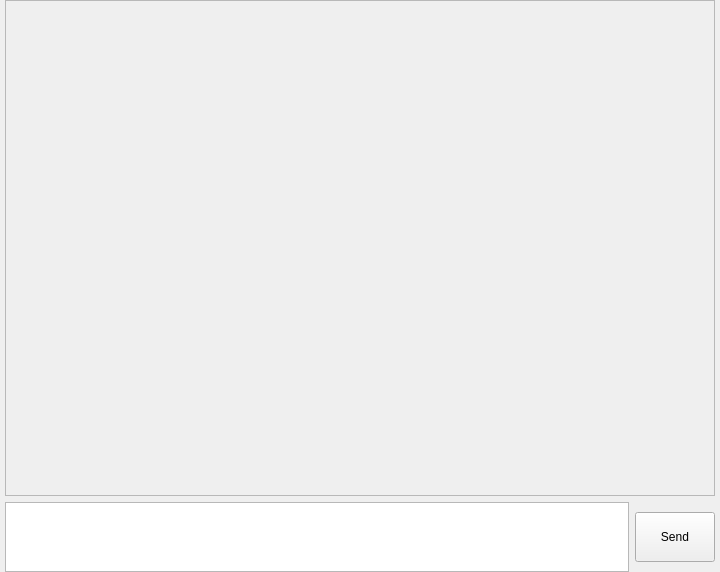
Old version of the form verbiverse/UI/MainWindow.ui in the repository HATTER-LONG/Verbiverse.
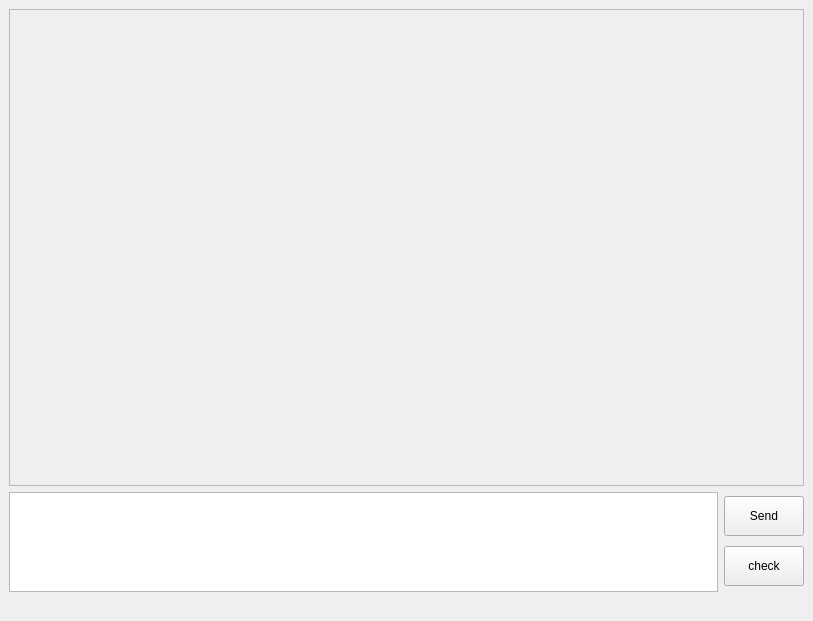
New version of the form.

What changed in the file:
```diff
--- a/verbiverse/UI/MainWindow.ui
+++ b/verbiverse/UI/MainWindow.ui
@@ -6,31 +6,16 @@
    <rect>
     <x>0</x>
     <y>0</y>
-    <width>720</width>
-    <height>572</height>
+    <width>813</width>
+    <height>621</height>
    </rect>
   </property>
   <property name="windowTitle">
    <string>MainWindow</string>
   </property>
   <widget class="QWidget" name="centralwidget">
-   <layout class="QVBoxLayout" name="verticalLayout_6">
-    <property name="spacing">
-     <number>-1</number>
-    </property>
-    <property name="leftMargin">
-     <number>5</number>
-    </property>
-    <property name="topMargin">
-     <number>0</number>
-    </property>
-    <property name="rightMargin">
-     <number>5</number>
-    </property>
-    <property name="bottomMargin">
-     <number>0</number>
-    </property>
-    <item>
+   <layout class="QGridLayout" name="gridLayout">
+    <item row="0" column="0">
      <layout class="QVBoxLayout" name="verticalLayout_5">
       <item>
        <widget class="QScrollArea" name="chat_scroll_area">
@@ -48,7 +33,7 @@
         <widget class="QWidget" name="scrollAreaWidgetContents_2">
          <property name="geometry">
           <rect>
-           <x>15</x>
+           <x>47</x>
            <y>0</y>
            <width>677</width>
            <height>392</height>
@@ -63,17 +48,31 @@
         <item>
          <widget class="QTextEdit" name="user_text_edit">
           <property name="sizePolicy">
-           <sizepolicy hsizetype="Expanding" vsizetype="Maximum">
+           <sizepolicy hsizetype="Expanding" vsizetype="Preferred">
             <horstretch>0</horstretch>
             <verstretch>0</verstretch>
            </sizepolicy>
           </property>
+          <property name="minimumSize">
+           <size>
+            <width>600</width>
+            <height>100</height>
+           </size>
+          </property>
+          <property name="maximumSize">
+           <size>
+            <width>16777215</width>
+            <height>500</height>
+           </size>
+          </property>
          </widget>
         </item>
+        <item>
+         <layout class="QVBoxLayout" name="verticalLayout_2">
         <item>
          <widget class="QPushButton" name="user_send_button">
           <property name="sizePolicy">
-           <sizepolicy hsizetype="Minimum" vsizetype="Maximum">
+             <sizepolicy hsizetype="Minimum" vsizetype="Fixed">
             <horstretch>0</horstretch>
             <verstretch>0</verstretch>
            </sizepolicy>
@@ -81,13 +80,13 @@
           <property name="minimumSize">
            <size>
             <width>0</width>
-            <height>0</height>
+              <height>40</height>
            </size>
           </property>
           <property name="maximumSize">
            <size>
             <width>16777215</width>
-            <height>50</height>
+              <height>16777215</height>
            </size>
           </property>
           <property name="text">
@@ -95,7 +94,44 @@
           </property>
          </widget>
         </item>
-       </layout>
+          <item>
+           <widget class="QPushButton" name="user_check_button">
+            <property name="sizePolicy">
+             <sizepolicy hsizetype="Minimum" vsizetype="Fixed">
+              <horstretch>0</horstretch>
+              <verstretch>0</verstretch>
+             </sizepolicy>
+            </property>
+            <property name="minimumSize">
+             <size>
+              <width>0</width>
+              <height>40</height>
+             </size>
+            </property>
+            <property name="text">
+             <string>check</string>
+            </property>
+           </widget>
+          </item>
+         </layout>
+        </item>
+       </layout>
+      </item>
+      <item>
+       <widget class="QLabel" name="check_result">
+        <property name="text">
+         <string/>
+        </property>
+        <property name="alignment">
+         <set>Qt::AlignmentFlag::AlignLeading|Qt::AlignmentFlag::AlignLeft|Qt::AlignmentFlag::AlignTop</set>
+        </property>
+        <property name="wordWrap">
+         <bool>true</bool>
+        </property>
+        <property name="margin">
+         <number>0</number>
+        </property>
+       </widget>
       </item>
      </layout>
     </item>
```
Left out of the diff: 2 changed lines with no effect on the pictures. Lines whose indentation alone changed are shown as unchanged.
